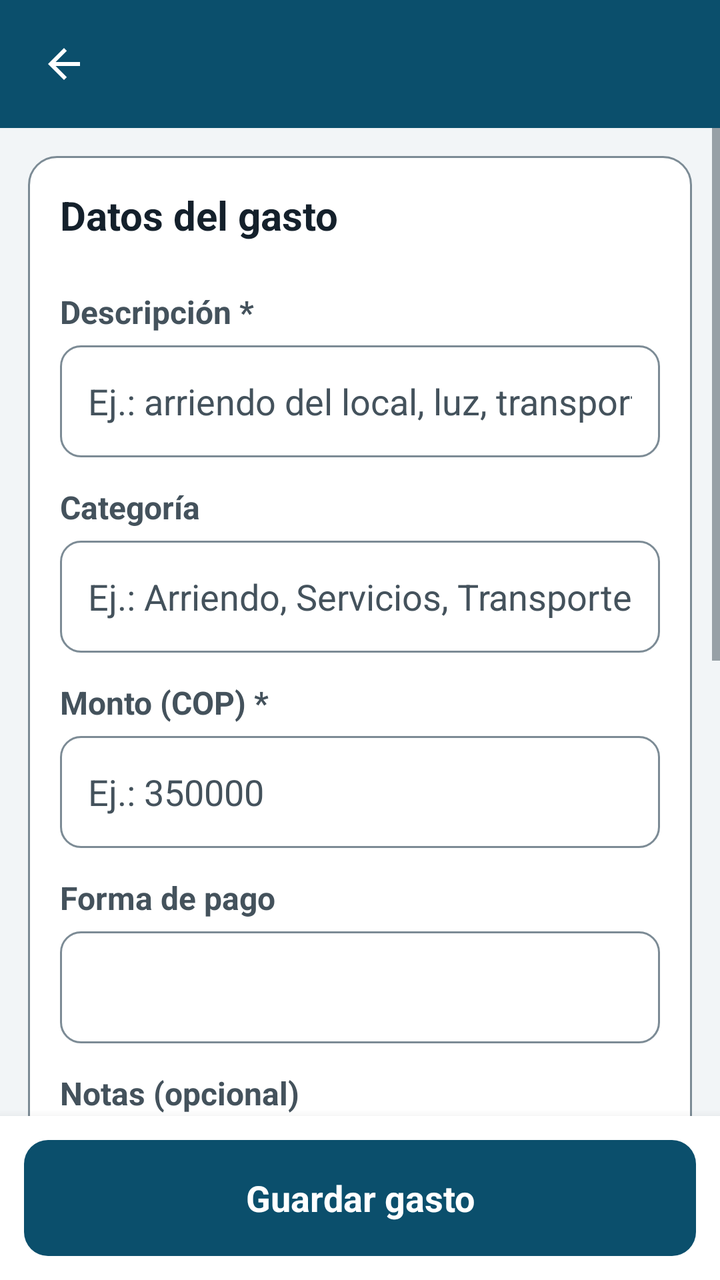
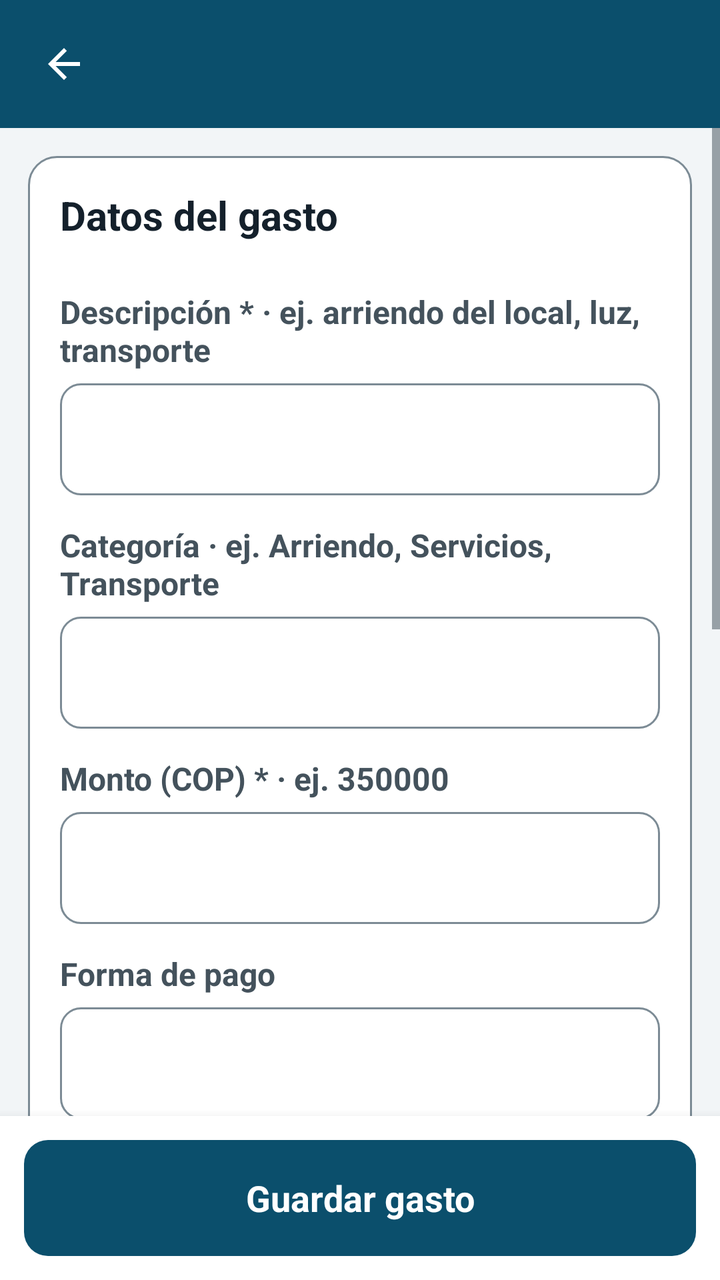

The first picture is an Android layout as it rendered before a commit; the second is the same layout after the commit. The layout source and the unified diff follow.
<!-- AndroidManifest.xml: application theme Tema -->
<!-- res/layout/activity_gasto.xml -->
<?xml version="1.0" encoding="utf-8"?>
<LinearLayout xmlns:android="http://schemas.android.com/apk/res/android"
    android:layout_width="match_parent"
    android:layout_height="match_parent"
    android:orientation="vertical"
    android:background="@color/fondo">

    <include layout="@layout/barra_superior" />

    <ScrollView
android:id="@+id/scrollForm"
        android:layout_width="match_parent"
        android:layout_height="0dp"
        android:layout_weight="1"
        android:fillViewport="true">

        <LinearLayout
            android:layout_width="match_parent"
            android:layout_height="wrap_content"
            android:orientation="vertical"
            android:paddingLeft="14dp"
            android:paddingRight="14dp"
            android:paddingTop="14dp"
            android:paddingBottom="22dp">

            <LinearLayout
                style="@style/Tarjeta"
                android:layout_width="match_parent"
                android:layout_height="wrap_content">

                <TextView
                    style="@style/TituloSeccion"
                    android:layout_width="match_parent"
                    android:layout_height="wrap_content"
                    android:text="Datos del gasto" />

                <TextView
                    style="@style/Etiqueta"
                    android:layout_width="match_parent"
                    android:layout_height="wrap_content"
                    android:labelFor="@+id/etDescripcion"
                    android:text="Descripción *" />

                <EditText
                    android:id="@+id/etDescripcion"
                    style="@style/Campo"
                    android:layout_width="match_parent"
                    android:layout_height="wrap_content"
                    android:hint="Ej.: arriendo del local, luz, transporte"
                    android:inputType="textCapSentences" />

                <TextView
                    style="@style/Etiqueta"
                    android:layout_width="match_parent"
                    android:layout_height="wrap_content"
                    android:labelFor="@+id/etCategoria"
                    android:text="Categoría" />

                <EditText
                    android:id="@+id/etCategoria"
                    style="@style/Campo"
                    android:layout_width="match_parent"
                    android:layout_height="wrap_content"
                    android:hint="Ej.: Arriendo, Servicios, Transporte"
                    android:inputType="textCapWords" />

                <TextView
                    style="@style/Etiqueta"
                    android:layout_width="match_parent"
                    android:layout_height="wrap_content"
                    android:labelFor="@+id/etMonto"
                    android:text="Monto (COP) *" />

                <EditText
                    android:id="@+id/etMonto"
                    style="@style/Campo"
                    android:layout_width="match_parent"
                    android:layout_height="wrap_content"
                    android:hint="Ej.: 350000"
                    android:inputType="number" />

                <TextView
                    style="@style/Etiqueta"
                    android:layout_width="match_parent"
                    android:layout_height="wrap_content"
                    android:labelFor="@+id/spForma"
                    android:text="Forma de pago" />

                <Spinner
                    android:id="@+id/spForma"
                    android:layout_width="match_parent"
                    android:layout_height="56dp"
                    android:background="@drawable/fondo_campo"
                    android:paddingLeft="14dp"
                    android:paddingRight="14dp"
                    android:minHeight="56dp" />

                <TextView
                    style="@style/Etiqueta"
                    android:layout_width="match_parent"
                    android:layout_height="wrap_content"
                    android:labelFor="@+id/etNotas"
                    android:text="Notas (opcional)" />

                <EditText
                    android:id="@+id/etNotas"
                    style="@style/CampoMultilinea"
                    android:layout_width="match_parent"
                    android:layout_height="wrap_content"
                    android:hint="Observaciones del gasto…"
                    android:inputType="textCapSentences|textMultiLine" />
            </LinearLayout>

            <LinearLayout
                style="@style/Tarjeta"
                android:layout_width="match_parent"
                android:layout_height="wrap_content">

                <TextView
                    style="@style/TituloSeccion"
                    android:layout_width="match_parent"
                    android:layout_height="wrap_content"
                    android:text="Comprobante del gasto" />

                <TextView
                    style="@style/Ayuda"
                    android:layout_width="match_parent"
                    android:layout_height="wrap_content"
                    android:text="Adjunta una foto o un documento del gasto. Es opcional." />

                <Button
                    android:id="@+id/btnFoto"
                    style="@style/BotonSecundario"
                    android:layout_width="match_parent"
                    android:layout_height="wrap_content"
                    android:layout_marginTop="12dp"
                    android:text="Tomar foto del comprobante" />

                <Button
                    android:id="@+id/btnArchivo"
                    style="@style/BotonSecundario"
                    android:layout_width="match_parent"
                    android:layout_height="wrap_content"
                    android:layout_marginTop="8dp"
                    android:text="Elegir archivo o documento" />

                <Button
                    android:id="@+id/btnVerGuardados"
                    style="@style/BotonTexto"
                    android:layout_width="match_parent"
                    android:layout_height="wrap_content"
                    android:layout_marginTop="6dp"
                    android:text="Ver comprobantes guardados"
                    android:visibility="gone" />

                <LinearLayout
                    android:id="@+id/containerAdjuntos"
                    android:layout_width="match_parent"
                    android:layout_height="wrap_content"
                    android:layout_marginTop="8dp"
                    android:orientation="vertical" />
            </LinearLayout>

            <Button
                android:id="@+id/btnEliminar"
                style="@style/BotonPeligro"
                android:layout_width="match_parent"
                android:layout_height="wrap_content"
                android:text="Eliminar gasto"
                android:visibility="gone" />
        </LinearLayout>
    </ScrollView>

    <LinearLayout
        android:layout_width="match_parent"
        android:layout_height="wrap_content"
        android:background="@color/superficie"
        android:elevation="8dp"
        android:padding="12dp">

        <Button
            android:id="@+id/btnGuardar"
            style="@style/BotonPrimario"
            android:layout_width="match_parent"
            android:layout_height="wrap_content"
            android:text="Guardar gasto" />
    </LinearLayout>
</LinearLayout>
<!-- res/layout/barra_superior.xml (included above) -->
<?xml version="1.0" encoding="utf-8"?>
<LinearLayout xmlns:android="http://schemas.android.com/apk/res/android"
    android:layout_width="match_parent"
    android:layout_height="wrap_content"
    android:orientation="horizontal"
    android:gravity="center_vertical"
    android:background="?android:attr/colorPrimary"
    android:minHeight="64dp"
    android:paddingLeft="6dp"
    android:paddingRight="12dp"
    android:paddingTop="6dp"
    android:paddingBottom="6dp">

    <ImageButton
        android:id="@+id/btnAtras"
        android:layout_width="52dp"
        android:layout_height="52dp"
        android:background="?android:attr/selectableItemBackgroundBorderless"
        android:src="@drawable/ic_atras"
        android:tint="@color/blanco"
        android:contentDescription="@string/volver"
        android:scaleType="centerInside" />

    <TextView
        android:id="@+id/tituloBarra"
        android:layout_width="0dp"
        android:layout_height="wrap_content"
        android:layout_weight="1"
        android:layout_marginStart="4dp"
        android:textColor="@color/blanco"
        android:textSize="22sp"
        android:textStyle="bold"
        android:maxLines="2"
        android:ellipsize="end" />
</LinearLayout>
<!-- resources referenced by this layout -->
<resources>
  <color name="blanco">#FFFFFF</color>
  <color name="fondo">#F2F5F7</color>
  <color name="superficie">#FFFFFF</color>
  <!-- drawable ic_atras (drawable) -->
  <?xml version="1.0" encoding="utf-8"?>
  <vector xmlns:android="http://schemas.android.com/apk/res/android"
      android:width="24dp" android:height="24dp"
      android:viewportWidth="24" android:viewportHeight="24">
      <path android:fillColor="#FF000000" android:pathData="M20,11H7.83l5.59,-5.59L12,4l-8,8 8,8 1.41,-1.41L7.83,13H20v-2z"/>
  </vector>
  <string name="volver">Volver</string>
  <style name="Ayuda">
          <item name="android:textSize">15sp</item>
          <item name="android:textColor">@color/texto_secundario</item>
          <item name="android:layout_marginTop">4dp</item>
      </style>
  <style name="BotonPeligro" parent="BotonPrimario">
          <item name="android:background">@drawable/boton_peligro</item>
          <item name="android:textColor">@color/blanco</item>
      </style>
  <style name="BotonSecundario" parent="BotonPrimario">
          <item name="android:background">@drawable/boton_secundario</item>
          <item name="android:textColor">@color/primario</item>
      </style>
  <style name="CampoMultilinea" parent="Campo">
          <item name="android:singleLine">false</item>
          <item name="android:gravity">top|start</item>
          <item name="android:minHeight">96dp</item>
      </style>
  <style name="Etiqueta">
          <item name="android:textSize">16sp</item>
          <item name="android:textStyle">bold</item>
          <item name="android:textColor">@color/texto_secundario</item>
          <item name="android:layout_marginTop">14dp</item>
          <item name="android:layout_marginBottom">6dp</item>
      </style>
  <style name="Tarjeta">
          <item name="android:background">@drawable/fondo_tarjeta</item>
          <item name="android:padding">16dp</item>
          <item name="android:layout_marginBottom">14dp</item>
          <item name="android:orientation">vertical</item>
      </style>
  <style name="TituloSeccion">
          <item name="android:textSize">20sp</item>
          <item name="android:textStyle">bold</item>
          <item name="android:textColor">@color/texto</item>
          <item name="android:layout_marginBottom">10dp</item>
      </style>
  <style name="Tema" parent="@android:style/Theme.Material.Light.NoActionBar">
          <item name="android:colorPrimary">@color/primario</item>
          <item name="android:colorPrimaryDark">@color/primario_oscuro</item>
          <item name="android:colorAccent">@color/primario</item>
          <item name="android:windowBackground">@color/fondo</item>
          <item name="android:statusBarColor">@color/primario_oscuro</item>
          <item name="android:navigationBarColor">@color/superficie</item>
          <item name="android:windowLightNavigationBar">true</item>
          <item name="android:textColorPrimary">@color/texto</item>
          <item name="android:textColorSecondary">@color/texto_secundario</item>
          <item name="android:textColorHint">@color/texto_secundario</item>
          <item name="android:fontFamily">sans-serif</item>
          <item name="android:windowNoTitle">true</item>
          
      </style>
  <color name="primario">#0B4F6C</color>
  <color name="borde">#7C8B95</color>
  <color name="texto_secundario">#44525C</color>
  <color name="texto">#14202B</color>
  <!-- drawable fondo_tarjeta (drawable) -->
  <?xml version="1.0" encoding="utf-8"?>
  <shape xmlns:android="http://schemas.android.com/apk/res/android">
      <solid android:color="@color/superficie"/>
      <corners android:radius="14dp"/>
      <stroke android:width="1dp" android:color="@color/borde"/>
  </shape>
  <color name="primario_oscuro">#073A50</color>
  <color name="error">#A3231C</color>
  <color name="deshabilitado">#8A979F</color>
  <color name="gris_fondo">#E6EBEE</color>
  <color name="primario_claro">#DCEAF2</color>
  <!-- unchanged entries left out for length: 8 -->
</resources>

<!-- the commit's change to res/layout/activity_gasto.xml (unified diff, before → after) -->
@@ -39,14 +39,13 @@ android:id="@+id/scrollForm"
                     android:layout_width="match_parent"
                     android:layout_height="wrap_content"
                     android:labelFor="@+id/etDescripcion"
-                    android:text="Descripción *" />
+                    android:text="Descripción * · ej. arriendo del local, luz, transporte" />
 
                 <EditText
                     android:id="@+id/etDescripcion"
                     style="@style/Campo"
                     android:layout_width="match_parent"
                     android:layout_height="wrap_content"
-                    android:hint="Ej.: arriendo del local, luz, transporte"
                     android:inputType="textCapSentences" />
 
                 <TextView
@@ -54,14 +53,13 @@ android:id="@+id/scrollForm"
                     android:layout_width="match_parent"
                     android:layout_height="wrap_content"
                     android:labelFor="@+id/etCategoria"
-                    android:text="Categoría" />
+                    android:text="Categoría · ej. Arriendo, Servicios, Transporte" />
 
                 <EditText
                     android:id="@+id/etCategoria"
                     style="@style/Campo"
                     android:layout_width="match_parent"
                     android:layout_height="wrap_content"
-                    android:hint="Ej.: Arriendo, Servicios, Transporte"
                     android:inputType="textCapWords" />
 
                 <TextView
@@ -69,14 +67,13 @@ android:id="@+id/scrollForm"
                     android:layout_width="match_parent"
                     android:layout_height="wrap_content"
                     android:labelFor="@+id/etMonto"
-                    android:text="Monto (COP) *" />
+                    android:text="Monto (COP) * · ej. 350000" />
 
                 <EditText
                     android:id="@+id/etMonto"
                     style="@style/Campo"
                     android:layout_width="match_parent"
                     android:layout_height="wrap_content"
-                    android:hint="Ej.: 350000"
                     android:inputType="number" />
 
                 <TextView
@@ -100,14 +97,13 @@ android:id="@+id/scrollForm"
                     android:layout_width="match_parent"
                     android:layout_height="wrap_content"
                     android:labelFor="@+id/etNotas"
-                    android:text="Notas (opcional)" />
+                    android:text="Notas (opcional) · ej. Observaciones del gasto" />
 
                 <EditText
                     android:id="@+id/etNotas"
                     style="@style/CampoMultilinea"
                     android:layout_width="match_parent"
                     android:layout_height="wrap_content"
-                    android:hint="Observaciones del gasto…"
                     android:inputType="textCapSentences|textMultiLine" />
             </LinearLayout>
 
@@ -195,8 +191,8 @@ android:id="@+id/scrollForm"
     android:gravity="center_vertical"
     android:background="?android:attr/colorPrimary"
     android:minHeight="64dp"
-    android:paddingLeft="6dp"
-    android:paddingRight="12dp"
+    android:paddingStart="6dp"
+    android:paddingEnd="12dp"
     android:paddingTop="6dp"
     android:paddingBottom="6dp">
 
<!-- resource entries referenced after the edit -->
@@ -54,8 +54,8 @@
           <item name="android:colorAccent">@color/primario</item>
           <item name="android:windowBackground">@color/fondo</item>
           <item name="android:statusBarColor">@color/primario_oscuro</item>
-          <item name="android:navigationBarColor">@color/superficie</item>
-          <item name="android:windowLightNavigationBar">true</item>
+          
+          <item name="android:navigationBarColor">@color/primario_oscuro</item>
           <item name="android:textColorPrimary">@color/texto</item>
           <item name="android:textColorSecondary">@color/texto_secundario</item>
           <item name="android:textColorHint">@color/texto_secundario</item>
